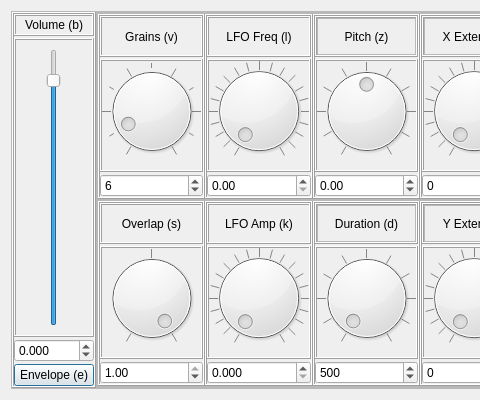
Before: the Qt Designer form sources/interface/CloudDialog.ui in linuxmao-org/Frontieres, drawn with Qt 5; both pictures show x 0 to 480 and y 0 to 400 of the 858 by 400 pixel window.
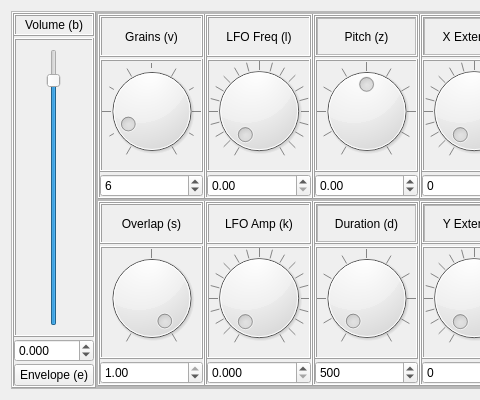
After: the same form once the commit is applied. Icons and pictures are not drawn.

Commit message: reparation de quelsues bugs d'affichage des parametes clouds dans clouddialog

```diff
--- a/sources/interface/CloudDialog.ui
+++ b/sources/interface/CloudDialog.ui
@@ -177,9 +177,15 @@
          </item>
          <item>
           <widget class="QPushButton" name="pushButton_Envelope">
+           <property name="enabled">
+            <bool>true</bool>
+           </property>
            <property name="text">
             <string>Envelope (e)</string>
            </property>
+           <property name="autoDefault">
+            <bool>false</bool>
+           </property>
           </widget>
          </item>
         </layout>
```
Left out of the diff: 39 changed lines with no effect on the pictures. The commit also changes 4 other files.
